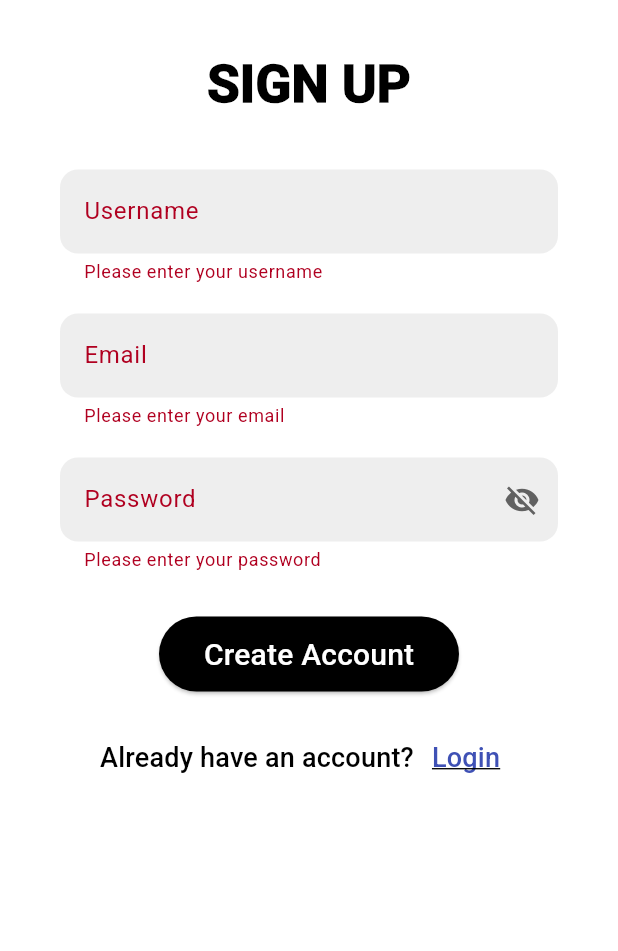
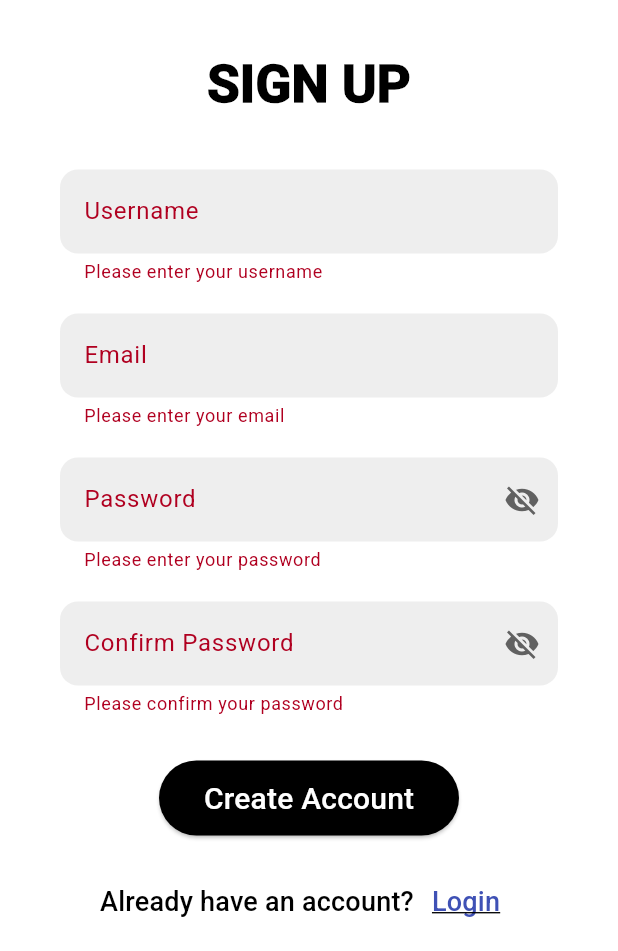
Before and after one commit to kubraaslam/Zyra-Jewelry-App, a Flutter app: the Signup screen opened directly, after a tap on "Create Account", on a phone screen of 412 x 824 dp, the part 285-1236 px from its top. Run offline on Flutter 3.47's test engine with Material 3 defaults, Android fonts, the phone set to English and light mode, and no system bars; our stand-ins replace shared_preferences; accounts and stored records are empty.

Commit message:
user authentication and registration via the API exposed by the laravel website

```diff
--- /dev/null
+++ b/lib/controllers/auth_controller.dart
@@ -0,0 +1,30 @@
+import 'package:jewelry_store/models/user.dart';
+import 'package:jewelry_store/services/api_service.dart';
+
+class AuthController {
+  final ApiService api = ApiService();
+
+  Future<User> login(String login, String password) async {
+    final data = await api.login(login, password);
+    return User.fromJson(data?["user"]);
+  }
+
+  Future<Map<String, dynamic>?> register(
+    String username,
+    String email,
+    String password,
+    String passwordConfirmation,
+  ) async {
+    final data = await api.register(
+      username,
+      email,
+      password,
+      passwordConfirmation,
+    );
+    return data; // keep the JSON map
+  }
+
+  Future<void> logout() async {
+    await api.logout();
+  }
+}
--- /dev/null
+++ b/lib/models/user.dart
@@ -0,0 +1,25 @@
+class User {
+  final int id;
+  final String username;
+  final String email;
+  final String role;
+  final String? membership;
+
+  User({
+    required this.id,
+    required this.username,
+    required this.email,
+    required this.role,
+    this.membership,
+  });
+
+  factory User.fromJson(Map<String, dynamic> json) {
+    return User(
+      id: json['id'],
+      username: json['username'],
+      email: json['email'],
+      role: json['role'],
+      membership: json['membership'],
+    );
+  }
+}
--- a/lib/screens/home.dart
+++ b/lib/screens/home.dart
@@ -2,6 +2,7 @@ import 'package:flutter/material.dart';
 import 'package:jewelry_store/models/bottom_navbar.dart';
 import 'package:jewelry_store/models/category.dart';
 import 'package:jewelry_store/models/product_data.dart';
+import 'package:jewelry_store/screens/login.dart';
 import 'package:jewelry_store/screens/product_detail.dart';
 import 'package:jewelry_store/screens/products.dart';
 import 'package:jewelry_store/screens/cart.dart';
@@ -215,7 +216,10 @@ class _HomeState extends State<Home> {
           IconButton(
             icon: Icon(Icons.logout, color: Theme.of(context).iconTheme.color),
             onPressed: () {
-              Navigator.pushReplacementNamed(context, '/login');
+              Navigator.pushReplacement(
+                context,
+                MaterialPageRoute(builder: (context) => const Login()),
+              );
             },
           ),
           const SizedBox(width: 10),
--- a/lib/screens/signup.dart
+++ b/lib/screens/signup.dart
@@ -1,5 +1,6 @@
 import 'package:flutter/material.dart';
 import 'package:jewelry_store/screens/login.dart';
+import 'package:jewelry_store/controllers/auth_controller.dart';
 
 class Signup extends StatefulWidget {
   const Signup({super.key});
@@ -13,24 +14,38 @@ class _SignupState extends State<Signup> {
   final TextEditingController _usernameController = TextEditingController();
   final TextEditingController _emailController = TextEditingController();
   final TextEditingController _passwordController = TextEditingController();
+  final TextEditingController _confirmPasswordController = TextEditingController();
 
   bool _obscurePassword = true;
+  bool _obscureConfirmPassword = true;
+  bool _isLoading = false;
 
-  void _createAccount() {
-    if (_formKey.currentState!.validate()) {
-      // Show success message
+  final AuthController _authController = AuthController();
+
+  Future<void> _createAccount() async {
+    if (!_formKey.currentState!.validate()) return;
+
+    setState(() => _isLoading = true);
+
+    final result = await _authController.register(
+      _usernameController.text.trim(),
+      _emailController.text.trim(),
+      _passwordController.text.trim(),
+      _confirmPasswordController.text.trim(),
+    );
+
+    setState(() => _isLoading = false);
+
+    if (result != null && result["token"] != null) {
+      if (!mounted) return;
       ScaffoldMessenger.of(context).showSnackBar(
-        SnackBar(
-          content: const Text(
-            'Account created successfully!',
-            style: TextStyle(fontSize: 18),
-          ),
+        const SnackBar(
+          content: Text("Account created successfully!"),
           backgroundColor: Colors.green,
-          duration: const Duration(seconds: 2),
+          duration: Duration(seconds: 2),
         ),
       );
 
-      // Redirect to Login page after a short delay
       Future.delayed(const Duration(seconds: 2), () {
         if (!mounted) return;
         Navigator.pushReplacement(
@@ -38,6 +53,15 @@ class _SignupState extends State<Signup> {
           MaterialPageRoute(builder: (context) => const Login()),
         );
       });
+    } else {
+      if (!mounted) return;
+      ScaffoldMessenger.of(context).showSnackBar(
+        const SnackBar(
+          content: Text("Signup failed. Please check your inputs."),
+          backgroundColor: Colors.red,
+          duration: Duration(seconds: 2),
+        ),
+      );
     }
   }
 
@@ -67,7 +91,7 @@ class _SignupState extends State<Signup> {
                   ),
                   const SizedBox(height: 30),
 
-                  // Username Input
+                  // Username
                   TextFormField(
                     controller: _usernameController,
                     decoration: InputDecoration(
@@ -80,15 +104,13 @@ class _SignupState extends State<Signup> {
                       ),
                     ),
                     validator: (value) {
-                      if (value == null || value.isEmpty) {
-                        return "Please enter your username";
-                      }
+                      if (value == null || value.isEmpty) return "Please enter your username";
                       return null;
                     },
                   ),
                   const SizedBox(height: 20),
 
-                  // Email Input
+                  // Email
                   TextFormField(
                     controller: _emailController,
                     keyboardType: TextInputType.emailAddress,
@@ -102,17 +124,14 @@ class _SignupState extends State<Signup> {
                       ),
                     ),
                     validator: (value) {
-                      if (value == null || value.isEmpty) {
-                        return "Please enter your email";
-                      } else if (!value.contains('@')) {
-                        return "Enter a valid email";
-                      }
+                      if (value == null || value.isEmpty) return "Please enter your email";
+                      if (!value.contains('@')) return "Enter a valid email";
                       return null;
                     },
                   ),
                   const SizedBox(height: 20),
 
-                  // Password Input
+                  // Password
                   TextFormField(
                     controller: _passwordController,
                     obscureText: _obscurePassword,
@@ -126,24 +145,43 @@ class _SignupState extends State<Signup> {
                       ),
                       suffixIcon: IconButton(
                         icon: Icon(
-                          _obscurePassword
-                              ? Icons.visibility_off
-                              : Icons.visibility,
+                          _obscurePassword ? Icons.visibility_off : Icons.visibility,
                           color: Colors.grey[700],
                         ),
-                        onPressed: () {
-                          setState(() {
-                            _obscurePassword = !_obscurePassword;
-                          });
-                        },
+                        onPressed: () => setState(() => _obscurePassword = !_obscurePassword),
                       ),
                     ),
                     validator: (value) {
-                      if (value == null || value.isEmpty) {
-                        return "Please enter your password";
-                      } else if (value.length < 6) {
-                        return "Password must be at least 6 characters";
-                      }
+                      if (value == null || value.isEmpty) return "Please enter your password";
+                      if (value.length < 6) return "Password must be at least 6 characters";
+                      return null;
+                    },
+                  ),
+                  const SizedBox(height: 20),
+
+                  // Confirm Password
+                  TextFormField(
+                    controller: _confirmPasswordController,
+                    obscureText: _obscureConfirmPassword,
+                    decoration: InputDecoration(
+                      labelText: 'Confirm Password',
+                      filled: true,
+                      fillColor: Colors.grey[200],
+                      border: OutlineInputBorder(
+                        borderRadius: BorderRadius.circular(12),
+                        borderSide: BorderSide.none,
+                      ),
+                      suffixIcon: IconButton(
+                        icon: Icon(
+                          _obscureConfirmPassword ? Icons.visibility_off : Icons.visibility,
+                          color: Colors.grey[700],
+                        ),
+                        onPressed: () => setState(() => _obscureConfirmPassword = !_obscureConfirmPassword),
+                      ),
+                    ),
+                    validator: (value) {
+                      if (value == null || value.isEmpty) return "Please confirm your password";
+                      if (value != _passwordController.text) return "Passwords do not match";
                       return null;
                     },
                   ),
@@ -157,11 +195,15 @@ class _SignupState extends State<Signup> {
                       style: ElevatedButton.styleFrom(
                         backgroundColor: Theme.of(context).primaryColor,
                       ),
-                      onPressed: _createAccount,
-                      child: Text(
+                      onPressed: _isLoading ? null : _createAccount,
+                      child: _isLoading
+                          ? const CircularProgressIndicator(color: Colors.white)
+                          : Text(
                               'Create Account',
-                        style: Theme.of(context).textTheme.titleMedium
-                            ?.copyWith(fontSize: 20, color: Colors.white),
+                              style: Theme.of(context).textTheme.titleMedium?.copyWith(
+                                    fontSize: 20,
+                                    color: Colors.white,
+                                  ),
                             ),
                     ),
                   ),
@@ -173,27 +215,19 @@ class _SignupState extends State<Signup> {
                     children: [
                       Text(
                         'Already have an account?',
-                        style: Theme.of(
-                          context,
-                        ).textTheme.titleMedium?.copyWith(
+                        style: Theme.of(context).textTheme.titleMedium?.copyWith(
                               fontSize: 18,
                               fontWeight: FontWeight.w500,
                             ),
                       ),
                       TextButton(
-                        onPressed: () {
-                          Navigator.pushReplacement(
+                        onPressed: () => Navigator.pushReplacement(
                           context,
-                            MaterialPageRoute(
-                              builder: (context) => const Login(),
+                          MaterialPageRoute(builder: (context) => const Login()),
                         ),
-                          );
-                        },
                         child: Text(
                           'Login',
-                          style: Theme.of(
-                            context,
-                          ).textTheme.titleMedium?.copyWith(
+                          style: Theme.of(context).textTheme.titleMedium?.copyWith(
                                 fontSize: 18,
                                 decoration: TextDecoration.underline,
                                 color: Colors.indigo,
--- a/pubspec.yaml
+++ b/pubspec.yaml
@@ -34,6 +34,8 @@ dependencies:
   # The following adds the Cupertino Icons font to your application.
   # Use with the CupertinoIcons class for iOS style icons.
   cupertino_icons: ^1.0.8
+  http: ^1.5.0
+  shared_preferences: ^2.5.3
 
 dev_dependencies:
   flutter_test:
```
Also changed, not shown: lib/screens/login.dart (+53 -11 lines), lib/services/api_service.dart (added, +77 -0 lines), pubspec.lock, 2 other files. Lines whose indentation alone changed are shown as unchanged.
